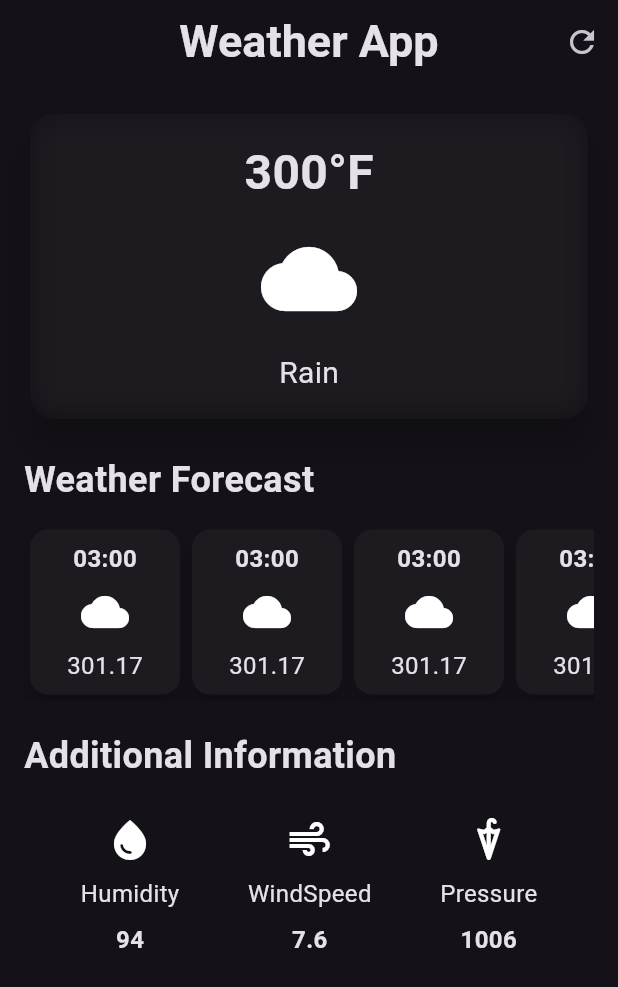
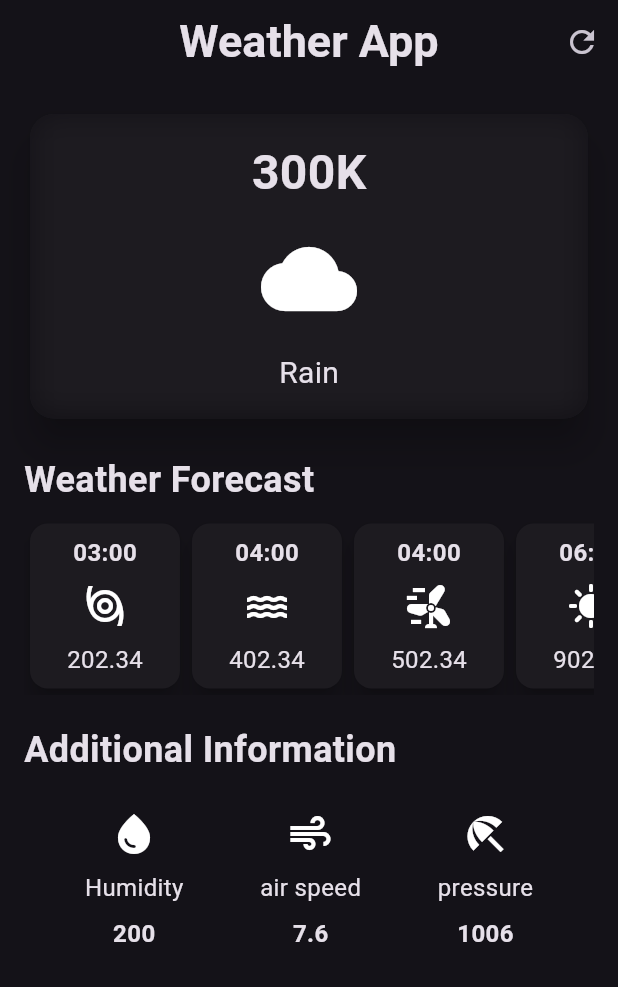
Before and after one commit to dipesh738/Weather_app_flutter, a Flutter app: the screen it shows after launch, on a phone screen of 412 x 824 dp. Shown: the top 987 px of the screen. Run offline on Flutter 3.47's test engine with Material 3 defaults, Android fonts, the phone set to English and light mode, and no system bars.

```diff
--- /dev/null
+++ b/lib/additional_info_item.dart
@@ -0,0 +1,30 @@
+import 'package:flutter/material.dart';
+
+class AdditionalInfoItem extends StatelessWidget {
+  final IconData icon;
+  final String label;
+  final String value;
+  const AdditionalInfoItem({
+    super.key,
+    required this.icon,
+    required this.label,
+    required this.value,
+  });
+
+  @override
+  Widget build(BuildContext context) {
+    return Column(
+      children: [
+        Icon(icon, size: 32),
+        const SizedBox(height: 8),
+
+        Text(label, style: TextStyle(fontSize: 16)),
+        SizedBox(height: 8),
+        Text(
+          value,
+          style: const TextStyle(fontSize: 16, fontWeight: FontWeight.bold),
+        ),
+      ],
+    );
+  }
+}
--- /dev/null
+++ b/lib/hourly_weather_forecast.dart
@@ -0,0 +1,43 @@
+import 'package:flutter/material.dart';
+
+class HourlyWeatherForecast extends StatelessWidget {
+  final String time;
+  final IconData icon;
+  final String temp;
+
+  const HourlyWeatherForecast({
+    super.key,
+    required this.icon,
+    required this.temp,
+    required this.time,
+  });
+
+  @override
+  Widget build(BuildContext context) {
+    return Column(
+      children: [
+        Card(
+          elevation: 6,
+          child: Container(
+            width: 100,
+            padding: const EdgeInsets.all(8.0),
+            decoration: BoxDecoration(borderRadius: BorderRadius.circular(12)),
+            child: Column(
+              children: [
+                Text(
+                  time,
+                  style: TextStyle(fontSize: 16, fontWeight: FontWeight.bold),
+                ),
+                SizedBox(height: 8),
+                Icon(icon, size: 32),
+                SizedBox(height: 8),
+
+                Text(temp, style: TextStyle(fontSize: 16)),
+              ],
+            ),
+          ),
+        ),
+      ],
+    );
+  }
+}
--- a/lib/weather_screen.dart
+++ b/lib/weather_screen.dart
@@ -1,6 +1,8 @@
 import 'dart:ui';
 
 import 'package:flutter/material.dart';
+import 'package:weather_app/additional_info_item.dart';
+import 'package:weather_app/hourly_weather_forecast.dart';
 
 class WeatherScreen extends StatelessWidget {
   const WeatherScreen({super.key});
@@ -46,7 +48,7 @@ class WeatherScreen extends StatelessWidget {
                       child: Column(
                         children: [
                           Text(
-                            "300°F",
+                            "300K",
                             style: TextStyle(
                               fontSize: 32,
                               fontWeight: FontWeight.bold,
@@ -72,18 +74,38 @@ class WeatherScreen extends StatelessWidget {
               style: TextStyle(fontSize: 24, fontWeight: FontWeight.bold),
             ),
 
-            SizedBox(height: 12),
+            SizedBox(height: 8),
 
             // HOURLY WEARHER FORCAST
             const SingleChildScrollView(
               scrollDirection: Axis.horizontal,
               child: Row(
                 children: [
-                  HourlyWeatherForecast(),
-                  HourlyWeatherForecast(),
-                  HourlyWeatherForecast(),
-                  HourlyWeatherForecast(),
-                  HourlyWeatherForecast(),
+                  HourlyWeatherForecast(
+                    time: "03:00",
+                    icon: Icons.storm,
+                    temp: "202.34",
+                  ),
+                  HourlyWeatherForecast(
+                    time: "04:00",
+                    icon: Icons.water,
+                    temp: "402.34",
+                  ),
+                  HourlyWeatherForecast(
+                    time: "04:00",
+                    icon: Icons.wind_power,
+                    temp: "502.34",
+                  ),
+                  HourlyWeatherForecast(
+                    time: "06:00",
+                    icon: Icons.sunny,
+                    temp: "902.34",
+                  ),
+                  HourlyWeatherForecast(
+                    time: "08:00",
+                    icon: Icons.cloud,
+                    temp: "102.34",
+                  ),
                 ],
               ),
             ),
@@ -102,53 +124,20 @@ class WeatherScreen extends StatelessWidget {
               child: Row(
                 mainAxisAlignment: MainAxisAlignment.spaceAround,
                 children: [
-                  Column(
-                    children: [
-                      Icon(Icons.water_drop, size: 32),
-                      SizedBox(height: 8),
-
-                      Text("Humidity", style: TextStyle(fontSize: 16)),
-                      SizedBox(height: 8),
-                      Text(
-                        "94",
-                        style: TextStyle(
-                          fontSize: 16,
-                          fontWeight: FontWeight.bold,
-                        ),
-                      ),
-                    ],
+                  AdditionalInfoItem(
+                    icon: Icons.water_drop,
+                    label: "Humidity",
+                    value: "200",
                   ),
-                  Column(
-                    children: [
-                      Icon(Icons.air, size: 32),
-                      SizedBox(height: 8),
-
-                      Text("WindSpeed", style: TextStyle(fontSize: 16)),
-                      SizedBox(height: 8),
-                      Text(
-                        "7.6",
-                        style: TextStyle(
-                          fontSize: 16,
-                          fontWeight: FontWeight.bold,
-                        ),
-                      ),
-                    ],
+                  AdditionalInfoItem(
+                    icon: Icons.air,
+                    label: "air speed",
+                    value: "7.6",
                   ),
-                  Column(
-                    children: [
-                      Icon(Icons.umbrella_rounded, size: 32),
-                      SizedBox(height: 8),
-
-                      Text("Pressure", style: TextStyle(fontSize: 16)),
-                      SizedBox(height: 8),
-                      Text(
-                        "1006",
-                        style: TextStyle(
-                          fontSize: 16,
-                          fontWeight: FontWeight.bold,
-                        ),
-                      ),
-                    ],
+                  AdditionalInfoItem(
+                    icon: Icons.beach_access,
+                    label: "pressure",
+                    value: "1006",
                   ),
                 ],
               ),
@@ -159,36 +148,3 @@ class WeatherScreen extends StatelessWidget {
     );
   }
 }
-
-class HourlyWeatherForecast extends StatelessWidget {
-  const HourlyWeatherForecast({super.key});
-
-  @override
-  Widget build(BuildContext context) {
-    return Column(
-      children: [
-        Card(
-          elevation: 6,
-          child: Container(
-            width: 100,
-            padding: const EdgeInsets.all(8.0),
-            decoration: BoxDecoration(borderRadius: BorderRadius.circular(12)),
-            child: Column(
-              children: [
-                Text(
-                  "03:00",
-                  style: TextStyle(fontSize: 16, fontWeight: FontWeight.bold),
-                ),
-                SizedBox(height: 8),
-                Icon(Icons.cloud, size: 32),
-                SizedBox(height: 8),
-
-                Text("301.17", style: TextStyle(fontSize: 16)),
-              ],
-            ),
-          ),
-        ),
-      ],
-    );
-  }
-}
```
